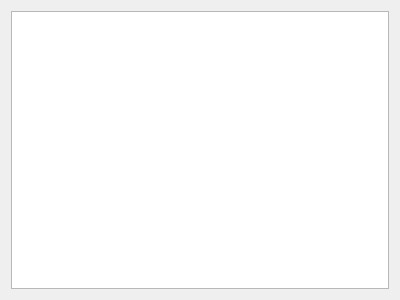
Above: Plugins/MainMenuViewPlugin/mainform.ui from kee-reel/PLAG before the change. Below: the same form after it.
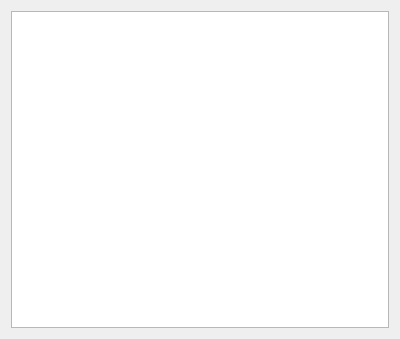
That is the form after the change.

Patch:
```diff
--- a/Plugins/MainMenuViewPlugin/mainform.ui
+++ b/Plugins/MainMenuViewPlugin/mainform.ui
@@ -7,7 +7,7 @@
     <x>0</x>
     <y>0</y>
     <width>400</width>
-    <height>300</height>
+    <height>339</height>
    </rect>
   </property>
   <property name="windowTitle">
```
